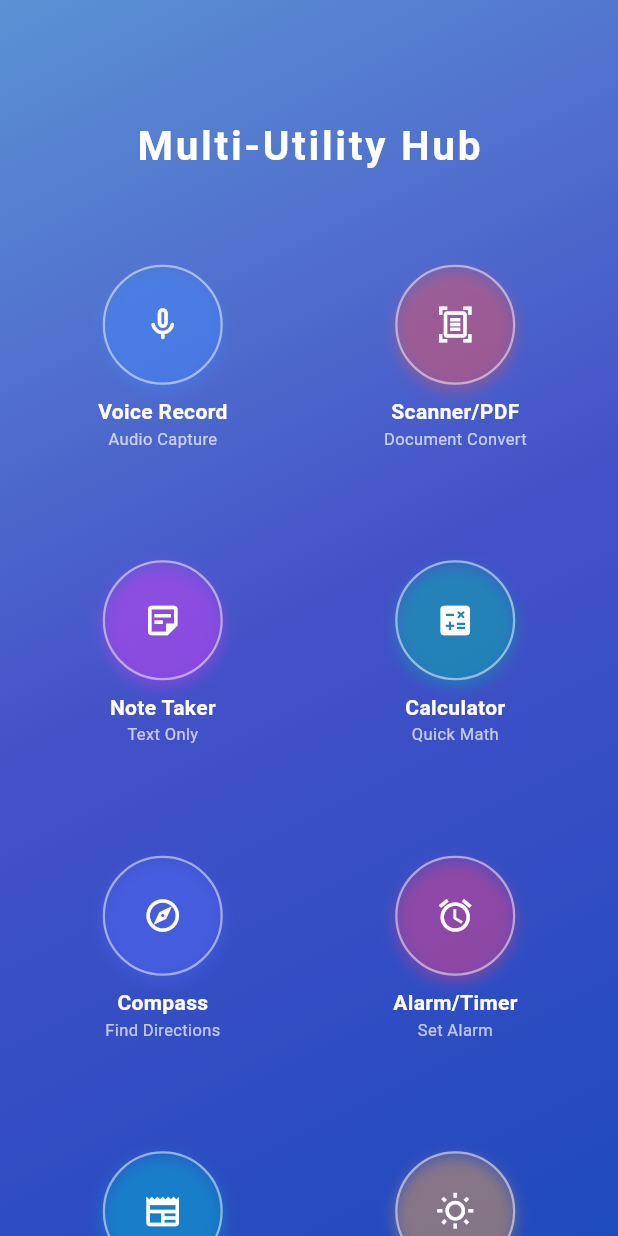
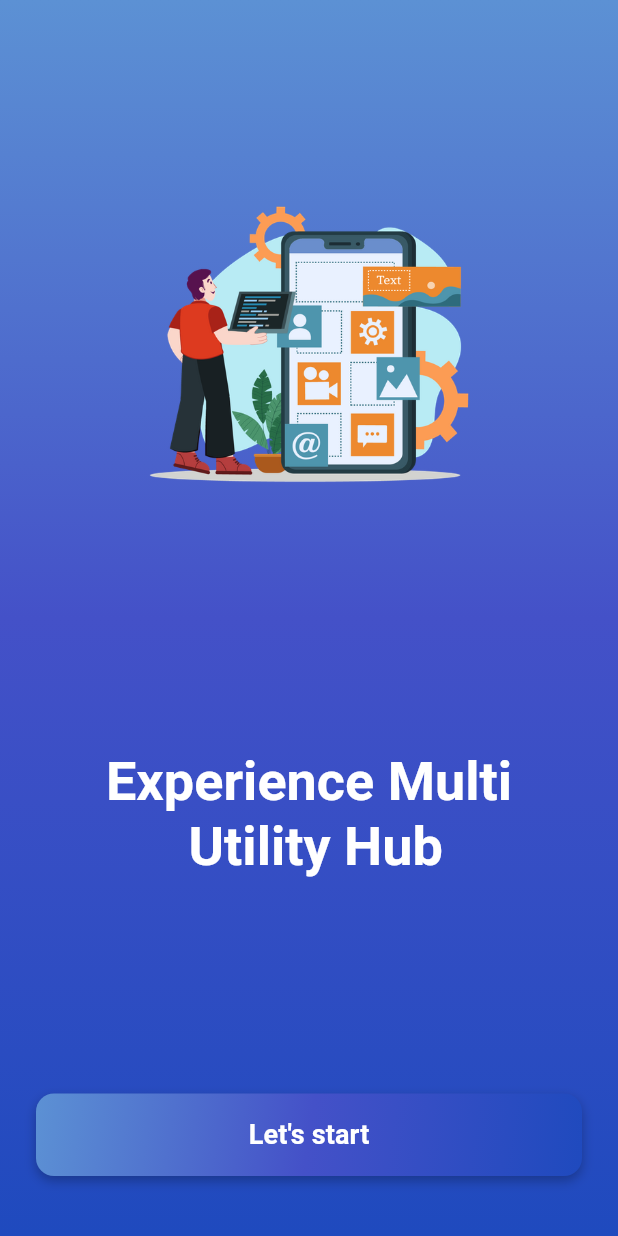
Before and after one commit to abdulmotin95/utility_hub, a Flutter app: the screen it shows after launch, on a phone screen of 412 x 824 dp. Run offline on Flutter 3.47's test engine with Material 3 defaults, Android fonts, the phone set to English and light mode, and no system bars; our stand-ins replace camera, flutter_compass, open_file, pdf, pedometer, percent_indicator and 3 more; missing offline and left inert: flutter_sound.

Commit message:
Add splash screen and update pubspec.yaml

```diff
--- a/lib/all_screen_ui/home_screen.dart
+++ b/lib/all_screen_ui/home_screen.dart
@@ -37,6 +37,10 @@ class HomeScreen extends StatelessWidget {
                 backgroundColor: Colors.transparent,
                 elevation: 0,
                 expandedHeight: 130,
+                leading: IconButton(
+                  icon: const Icon(Icons.arrow_back_ios_new, color: Colors.white),
+                  onPressed: () => Navigator.pop(context),
+                ),
                 flexibleSpace: const FlexibleSpaceBar(
                   centerTitle: true,
                   title: Text(
@@ -50,7 +54,6 @@ class HomeScreen extends StatelessWidget {
                   ),
                 ),
               ),
-
               SliverPadding(
                 padding: const EdgeInsets.all(20),
                 sliver: SliverGrid.count(
@@ -98,7 +101,7 @@ class HomeScreen extends StatelessWidget {
                       title: 'Calculator',
                       subtitle: 'Quick Math',
                       icon: Icons.calculate,
-                      color: Colors.tealAccent.shade700,
+                      color: Colors.tealAccent,
                       onTap: () {
                         Navigator.push(
                           context,
@@ -114,7 +117,7 @@ class HomeScreen extends StatelessWidget {
                       onTap: () {
                         Navigator.push(
                           context,
-                          MaterialPageRoute(builder: (context) =>  CompassScreen()),
+                          MaterialPageRoute(builder: (context) => CompassScreen()),
                         );
                       },
                     ),
@@ -162,7 +165,7 @@ class HomeScreen extends StatelessWidget {
                       onTap: () {
                         Navigator.push(
                           context,
-                          MaterialPageRoute(builder: (context) =>  BanglaCalendarScreen()),
+                          MaterialPageRoute(builder: (context) => BanglaCalendarScreen()),
                         );
                       },
                     ),
--- a/lib/logic/note_logic.dart
+++ b/lib/logic/note_logic.dart
@@ -9,7 +9,6 @@ import 'package:open_file/open_file.dart';
 class NotesLogic {
   List<Map<String, String>> notes = [];
 
-
   Future<void> loadNotes() async {
     final prefs = await SharedPreferences.getInstance();
     final storedNotes = prefs.getString('notes');
@@ -19,13 +18,11 @@ class NotesLogic {
     }
   }
 
-
   Future<void> saveNotes() async {
     final prefs = await SharedPreferences.getInstance();
     final encoded = jsonEncode(notes);
     await prefs.setString('notes', encoded);
   }
-
 
   Future<void> addNote(Map<String, String> note) async {
     final text = note['content'] ?? '';
@@ -73,7 +70,6 @@ class NotesLogic {
     }
   }
 
-
   Future<File> _generatePDF(String text, String title) async {
     final pdf = pw.Document();
 
@@ -82,25 +78,27 @@ class NotesLogic {
         pageFormat: PdfPageFormat.a4,
         margin: const pw.EdgeInsets.all(24),
         build: (pw.Context context) => [
-          pw.Text(
-            title,
-            style: pw.TextStyle(
-              fontSize: 20,
+          pw.Header(
+            level: 0,
+            child: pw.Text(
+              title,
+              style: pw.TextStyle(
+                fontSize: 22,
+                fontWeight: pw.FontWeight.bold,
+              ),
             ),
           ),
-
-          pw.SizedBox(height: 12),
-          pw.Text(
-            text,
-            style: const pw.TextStyle(fontSize: 14, height: 1.4),
-            textAlign: pw.TextAlign.justify,
+          pw.Paragraph(
+            text: text,
+            style: const pw.TextStyle(fontSize: 14, height: 1.5),
           ),
         ],
       ),
     );
 
     final dir = await getApplicationDocumentsDirectory();
-    final filePath = '${dir.path}/note_${DateTime.now().millisecondsSinceEpoch}.pdf';
+    final filePath =
+        '${dir.path}/note_${DateTime.now().millisecondsSinceEpoch}.pdf';
     final file = File(filePath);
     await file.writeAsBytes(await pdf.save());
 
--- a/lib/main.dart
+++ b/lib/main.dart
@@ -1,6 +1,6 @@
 import 'package:flutter/material.dart';
 import 'package:camera/camera.dart';
-import 'all_screen_ui/home_screen.dart';
+import 'package:hello/splash_screen.dart';
 import 'package:timezone/data/latest.dart' as tz;
 
 List<CameraDescription>? cameras;
@@ -30,7 +30,7 @@ class MyApp extends StatelessWidget {
         primarySwatch: Colors.deepOrange,
         scaffoldBackgroundColor: const Color(0xFFDFF6FF),
       ),
-      home: const HomeScreen(),
+      home: const SplashScreen(),
     );
   }
 }
--- a/lib/splash_screen.dart
+++ b/lib/splash_screen.dart
@@ -0,0 +1,114 @@
+import 'package:flutter/material.dart';
+
+import 'all_screen_ui/home_screen.dart';
+
+class SplashScreen extends StatelessWidget {
+  const SplashScreen({Key? key}) : super(key: key);
+
+  @override
+  Widget build(BuildContext context) {
+    final screenHeight = MediaQuery.of(context).size.height;
+
+    return Scaffold(
+      body: Container(
+        decoration: const BoxDecoration(
+          gradient: LinearGradient(
+            colors: [
+              Color(0xFF5C91D4),
+              Color(0xFF4451C8),
+              Color(0xFF1F4ABE),
+            ],
+            begin: Alignment.topCenter,
+            end: Alignment.bottomCenter,
+          ),
+        ),
+        child: SafeArea(
+          child: Padding(
+            padding: const EdgeInsets.all(24.0),
+            child: Column(
+              crossAxisAlignment: CrossAxisAlignment.center,
+              children: <Widget>[
+                SizedBox(
+                  height: screenHeight * 0.5,
+                  child: Center(
+                    child: Image.asset(
+                      'assets/images/logo.png',
+                      fit: BoxFit.contain,
+                    ),
+                  ),
+                ),
+                const Spacer(),
+                RichText(
+                  textAlign: TextAlign.center,
+                  text: const TextSpan(
+                    style: TextStyle(
+                      fontSize: 36,
+                      fontWeight: FontWeight.bold,
+                      color: Colors.white,
+                      height: 1.2,
+                    ),
+                    children: <TextSpan>[
+                      TextSpan(text: 'Experience Multi \n Utility Hub'),
+                    ],
+                  ),
+                ),
+                const SizedBox(height: 16.0),
+                const Spacer(flex: 2),
+                SizedBox(
+                  width: double.infinity,
+                  height: 55,
+                  child: Container(
+                    decoration: BoxDecoration(
+                      gradient: const LinearGradient(
+                        colors: [
+                          Color(0xFF5C91D4),
+                          Color(0xFF4451C8),
+                          Color(0xFF1F4ABE),
+                        ],
+                        begin: Alignment.topLeft,
+                        end: Alignment.bottomRight,
+                      ),
+                      borderRadius: BorderRadius.circular(12.0),
+                      boxShadow: [
+                        BoxShadow(
+                          color: Colors.black26,
+                          blurRadius: 6,
+                          offset: Offset(0, 3),
+                        ),
+                      ],
+                    ),
+                    child: ElevatedButton(
+                      onPressed: () {
+                        Navigator.push(
+                          context,
+                          MaterialPageRoute(builder: (context) => const HomeScreen()),
+                        );
+                      },
+                      style: ElevatedButton.styleFrom(
+                        backgroundColor: Colors.transparent,
+                        shadowColor: Colors.transparent,
+                        shape: RoundedRectangleBorder(
+                          borderRadius: BorderRadius.circular(12.0),
+                        ),
+                      ),
+                      child: const Text(
+                        "Let's start",
+                        style: TextStyle(
+                          fontSize: 18,
+                          fontWeight: FontWeight.bold,
+                          color: Colors.white,
+                        ),
+                      ),
+                    ),
+                  ),
+                ),
+
+                const SizedBox(height: 16.0),
+              ],
+            ),
+          ),
+        ),
+      ),
+    );
+  }
+}
--- a/pubspec.yaml
+++ b/pubspec.yaml
@@ -39,3 +39,6 @@ dev_dependencies:
 
 flutter:
   uses-material-design: true
+
+  assets:
+    - assets/images/
```
Also changed, not shown: assets/images/logo.png (added).
